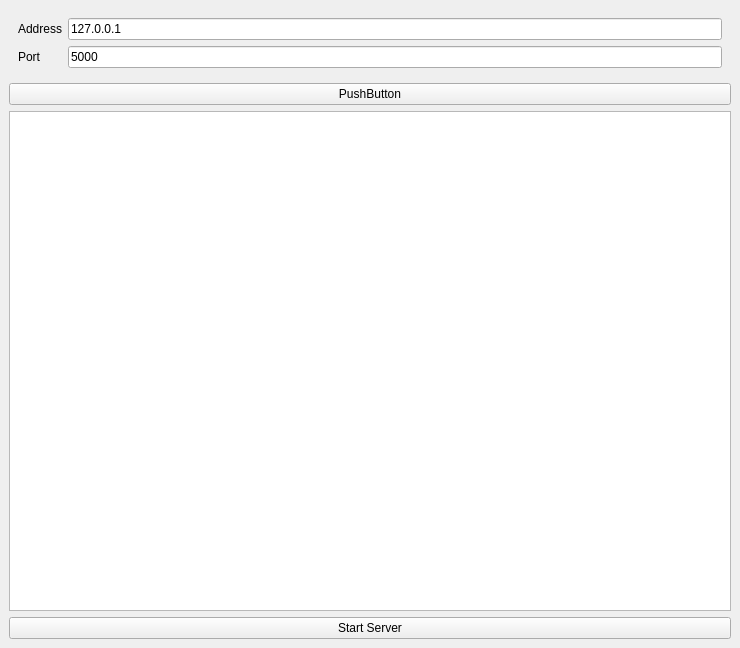
First picture: the form in server.ui, repository SiegfriedWagner/python-chat, before the edit.
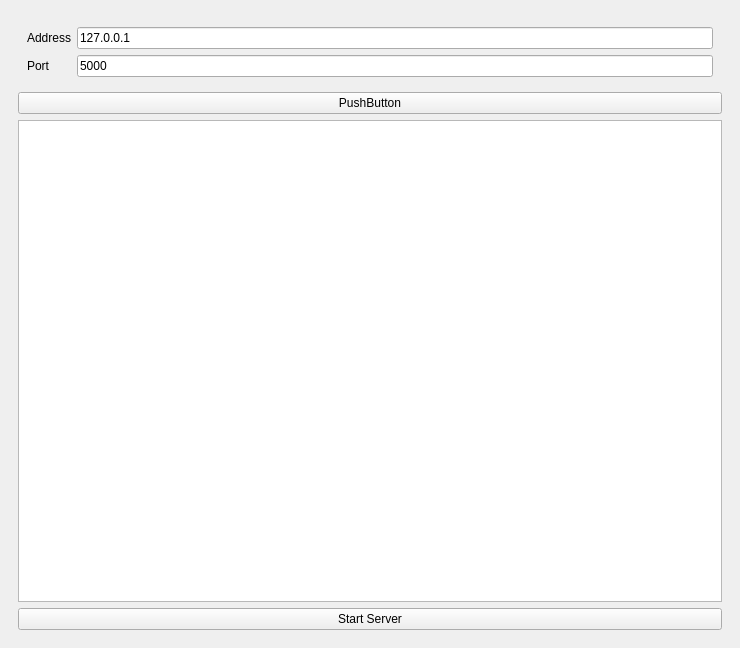
Second picture: the form after the edit.

Diff of the .ui file:
```diff
--- a/server.ui
+++ b/server.ui
@@ -13,12 +13,27 @@
   <property name="windowTitle">
    <string>ChatServer</string>
   </property>
+  <property name="documentMode">
+   <bool>true</bool>
+  </property>
   <widget class="QWidget" name="widget_2">
+   <property name="styleSheet">
+    <string notr="true"/>
+   </property>
+   <layout class="QHBoxLayout" name="horizontalLayout">
+    <item>
+     <widget class="QWidget" name="widget" native="true">
+      <property name="sizePolicy">
+       <sizepolicy hsizetype="Preferred" vsizetype="Minimum">
+        <horstretch>0</horstretch>
+        <verstretch>0</verstretch>
+       </sizepolicy>
+      </property>
    <layout class="QVBoxLayout" name="verticalLayout">
     <item>
      <widget class="QWidget" name="formWidget" native="true">
       <property name="sizePolicy">
-       <sizepolicy hsizetype="Minimum" vsizetype="Preferred">
+          <sizepolicy hsizetype="Minimum" vsizetype="Fixed">
         <horstretch>0</horstretch>
         <verstretch>0</verstretch>
        </sizepolicy>
@@ -57,6 +72,15 @@
     </item>
     <item>
      <widget class="QPushButton" name="outputDirectoryButton">
+         <property name="sizePolicy">
+          <sizepolicy hsizetype="Expanding" vsizetype="Fixed">
+           <horstretch>0</horstretch>
+           <verstretch>0</verstretch>
+          </sizepolicy>
+         </property>
+         <property name="styleSheet">
+          <string notr="true"/>
+         </property>
       <property name="text">
        <string>PushButton</string>
       </property>
@@ -74,7 +98,16 @@
     </item>
    </layout>
   </widget>
- </widget>
+    </item>
+   </layout>
+  </widget>
+ </widget>
+ <tabstops>
+  <tabstop>addressLineEdit</tabstop>
+  <tabstop>portLineEdit</tabstop>
+  <tabstop>outputDirectoryButton</tabstop>
+  <tabstop>logTextBrowser</tabstop>
+ </tabstops>
  <resources/>
  <connections/>
 </ui>
```
Lines whose indentation alone changed are shown as unchanged.
